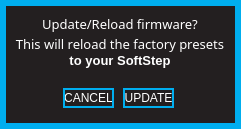
This is standalone/ezpz/forms/updatefwform.ui in Muse-Kinetics/softstep_editor as Qt 5 draws it before an edit. The edited form follows.
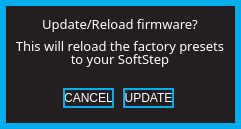
This is the edited form.

Commit message: fixed minor font issue on the firmware update form

Diff of the .ui file:
```diff
--- a/standalone/ezpz/forms/updatefwform.ui
+++ b/standalone/ezpz/forms/updatefwform.ui
@@ -243,7 +243,7 @@
      <property name="geometry">
       <rect>
        <x>0</x>
-       <y>25</y>
+       <y>27</y>
        <width>224</width>
        <height>21</height>
       </rect>
@@ -274,18 +274,18 @@
      <property name="geometry">
       <rect>
        <x>0</x>
-       <y>42</y>
+       <y>40</y>
        <width>224</width>
        <height>21</height>
       </rect>
      </property>
      <property name="font">
       <font>
-       <family>Arial</family>
+       <family>Futura</family>
        <pointsize>10</pointsize>
-       <weight>75</weight>
+       <weight>50</weight>
        <italic>false</italic>
-       <bold>true</bold>
+       <bold>false</bold>
       </font>
      </property>
      <property name="focusPolicy">
```
Left out of the diff: 2 changed lines with no effect on the pictures. The commit also changes 1 other file.
